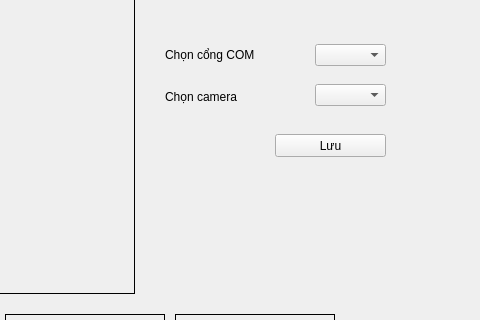
This is main_window.ui in huy-lv/partcheck as Qt 5 draws it before an edit; both pictures show x 525 to 1005 and y 246 to 566 of the 1005 by 737 pixel window. The edited form follows.
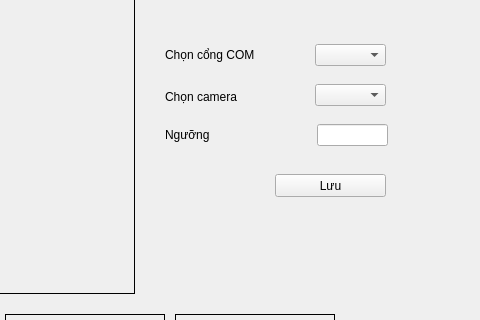
This is the edited form.

Commit message: allow select camera

What changed in the file:
```diff
--- a/main_window.ui
+++ b/main_window.ui
@@ -376,7 +376,7 @@
           <property name="geometry">
               <rect>
                   <x>800</x>
-                  <y>380</y>
+      <y>420</y>
                   <width>111</width>
                   <height>23</height>
               </rect>
@@ -385,6 +385,29 @@
               <string>Lưu</string>
           </property>
       </widget>
+   <widget class="QLabel" name="label_8">
+    <property name="geometry">
+     <rect>
+      <x>690</x>
+      <y>370</y>
+      <width>101</width>
+      <height>21</height>
+     </rect>
+    </property>
+    <property name="text">
+     <string>Ngưỡng</string>
+    </property>
+   </widget>
+   <widget class="QLineEdit" name="leThreshold">
+    <property name="geometry">
+     <rect>
+      <x>842</x>
+      <y>370</y>
+      <width>71</width>
+      <height>22</height>
+     </rect>
+    </property>
+   </widget>
   </widget>
   <widget class="QMenuBar" name="menubar">
    <property name="geometry">
```
Left out of the diff: 2 changed lines with no effect on the pictures. Lines whose indentation alone changed are shown as unchanged. The commit also changes 2 other files.
